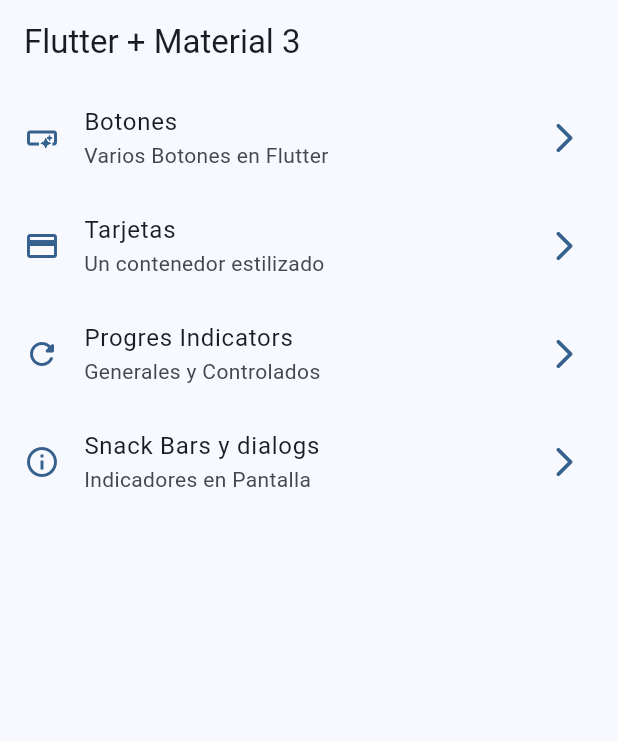
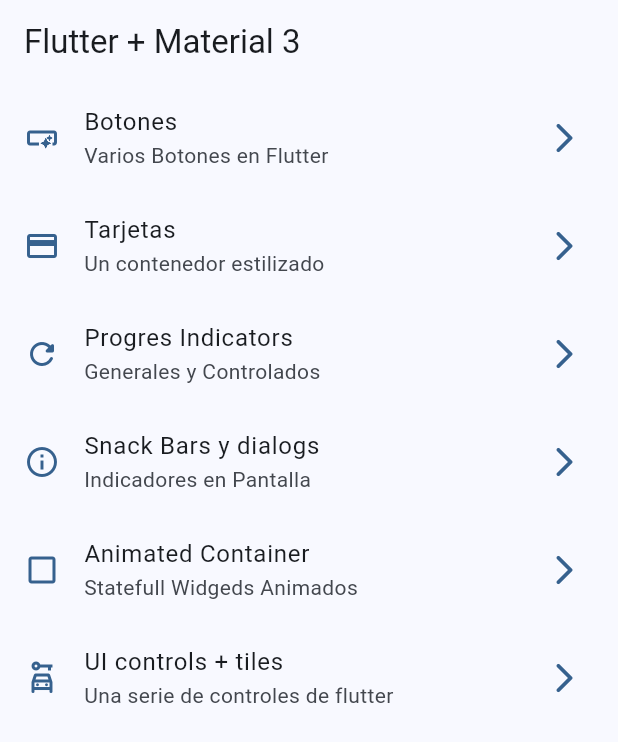
Before and after one commit to guenga1968/widgets_app, a Flutter app: the screen it shows after launch, on a phone screen of 412 x 824 dp. Shown: the top 742 px of the screen. Run offline on Flutter 3.47's test engine with Material 2 defaults, Android fonts, the phone set to English and light mode, and no system bars; our stand-ins replace go_router.

Commit message:
reajuste nueva maquina

```diff
--- a/lib/config/menu/menu_items.dart
+++ b/lib/config/menu/menu_items.dart
@@ -34,4 +34,14 @@ const appMenuItems = <MenuItem>[
       subtitle: 'Indicadores en Pantalla',
       link: '/snackbars',
       icon: Icons.info_outline),
+      MenuItem(
+      title: 'Animated Container',
+      subtitle: 'Statefull Widgeds Animados',
+      link: '/animated',
+      icon: Icons.check_box_outline_blank),
+      MenuItem(
+      title: 'UI controls + tiles',
+      subtitle: 'Una serie de controles de flutter',
+      link: '/ui-controls',
+      icon: Icons.car_rental_outlined),
 ];
--- a/lib/config/router/app_router.dart
+++ b/lib/config/router/app_router.dart
@@ -31,5 +31,15 @@ final appRouter = GoRouter(
       name: SnackBarScreen.name,
       builder: (context, state) => const SnackBarScreen(),
     ),
+    GoRoute(
+      path: '/animated',
+      name: AnimatedScreen.name,
+      builder: (context, state) => const AnimatedScreen(),
+    ),
+    GoRoute(
+      path: '/ui-controls',
+      name: UiControlsScreen.name,
+      builder: (context, state) => const UiControlsScreen(),
+    ),
   ],
 );
--- a/lib/presentation/screens/screens.dart
+++ b/lib/presentation/screens/screens.dart
@@ -1,9 +1,9 @@
+export'package:widgets_app/presentation/screens/animated/animated_screen.dart';
 export 'package:widgets_app/presentation/screens/infinite_scroll/infinite_scroll_screen.dart';
 export 'package:widgets_app/presentation/screens/progres_scroll/progres_scroll_screen.dart';
 export 'package:widgets_app/presentation/screens/snack_bar/snack_bar_screen.dart';
 export 'package:widgets_app/presentation/screens/ui_controls/ui_controls_screen.dart';
 export 'package:widgets_app/presentation/screens/app_tutorial/app_tutoria_screen.dart';
-export 'package:widgets_app/presentation/screens/animated/animated_screen.dart';
 export 'package:widgets_app/presentation/screens/buttons/buttons_screen.dart';
 export 'package:widgets_app/presentation/screens/cards/cards_screen.dart';
 export 'package:widgets_app/presentation/screens/home/home_screen.dart';
```
Also changed, not shown: lib/presentation/screens/animated/animated_screen.dart (+42 -2 lines), lib/presentation/screens/ui_controls/ui_controls_screen.dart (+27 -1 lines), pubspec.yaml (line endings or trailing spaces).
